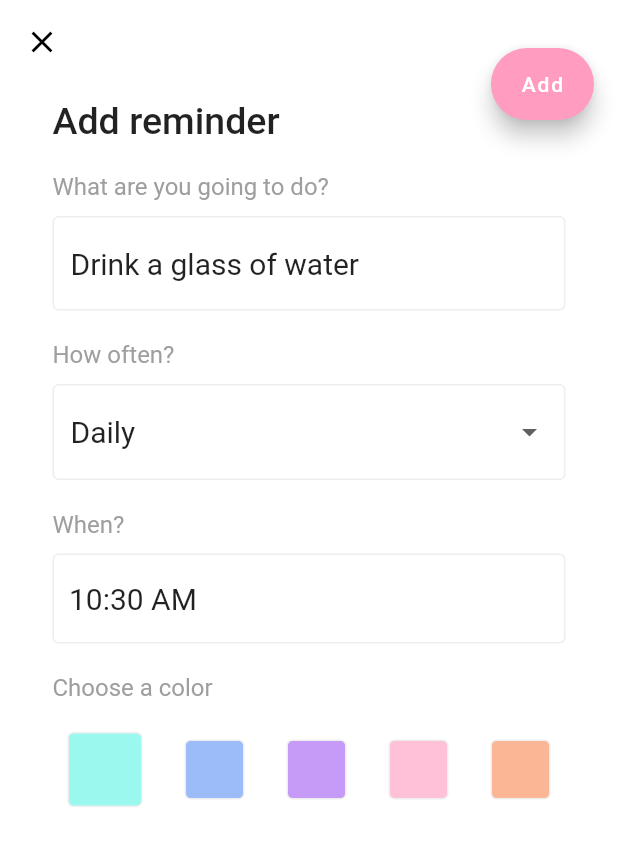
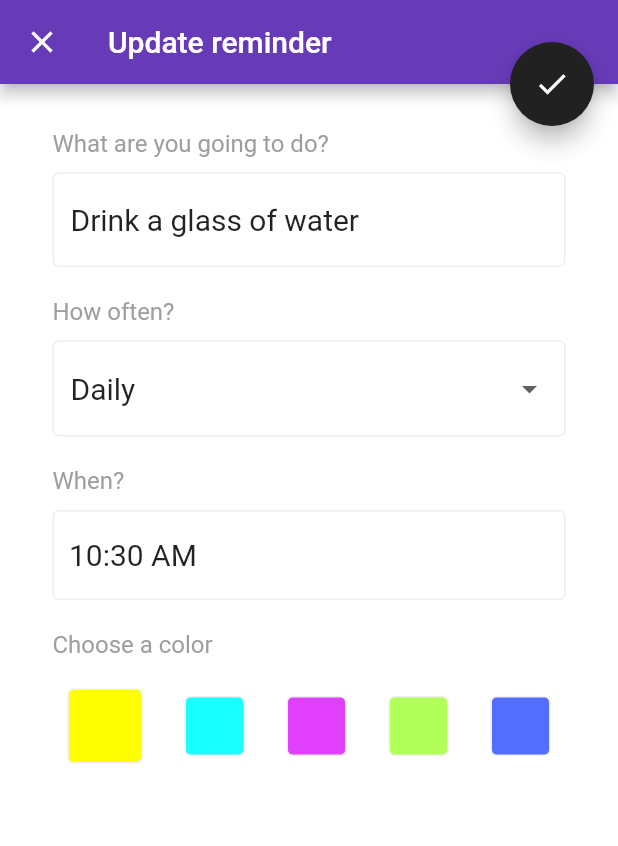
Before and after one commit to pr-Mais/reminders_app, a Flutter app: the screen it shows after launch, after a tap on the "edit" icon, on a phone screen of 412 x 824 dp. Shown: the top 846 px of the screen. Run offline on Flutter 3.47's test engine with Material 2 defaults, Android fonts, the phone set to English and light mode, and no system bars.

Commit message:
fixing theme

```diff
--- a/lib/app/app.dart
+++ b/lib/app/app.dart
@@ -1,5 +1,4 @@
 import 'package:flutter/material.dart';
-import 'package:reminders_app/constant/colors.dart';
 
 import 'pages/home.dart';
 
@@ -8,13 +7,12 @@ class ReminderApp extends StatelessWidget {
   Widget build(BuildContext context) {
     return MaterialApp(
       title: 'My Reminder',
+      debugShowCheckedModeBanner: false,
       theme: ThemeData(
-        primaryColor: Color(PRIMARY_COLOR),
         canvasColor: Colors.white,
-        floatingActionButtonTheme: FloatingActionButtonThemeData(
-          backgroundColor: Color(PRIMARY_COLOR),
-        ),
-        splashColor: Colors.grey[200],
+        primarySwatch: Colors.deepPurple,
+        floatingActionButtonTheme: FloatingActionButtonThemeData(backgroundColor: Colors.grey[900]),
+        splashColor: Colors.white12,
         highlightColor: Colors.transparent,
         inputDecorationTheme: InputDecorationTheme(
           border: OutlineInputBorder(),
--- a/lib/app/pages/home.dart
+++ b/lib/app/pages/home.dart
@@ -49,11 +49,7 @@ class _HomeState extends State<Home> with SingleTickerProviderStateMixin {
           MorePage(),
         ],
       ),
-      floatingActionButtonLocation: FloatingActionButtonLocation.endTop,
-      floatingActionButton: FloatingActionButton(
-        onPressed: () {},
-        child: Icon(Icons.add),
-      ),
+
       bottomNavigationBar: BottomNavigationBar(
         iconSize: 35,
         currentIndex: index,
--- a/lib/app/pages/tabs/reminders.dart
+++ b/lib/app/pages/tabs/reminders.dart
@@ -15,18 +15,20 @@ class _RemindersPageState extends State<RemindersPage> {
   Widget build(BuildContext context) {
     return Scaffold(
       appBar: AppBar(
-        elevation: 0.0,
-        backgroundColor: Colors.transparent,
         title: Text(
           "My reminders",
-          style: TextStyle(
-            fontWeight: FontWeight.w500,
-            fontSize: 25,
-          ),
         ),
       ),
+      floatingActionButtonLocation: FloatingActionButtonLocation.endTop,
+      floatingActionButton: FloatingActionButton(
+        onPressed: () {},
+        child: Icon(Icons.add),
+      ),
       body: ListView.builder(
-        padding: EdgeInsets.all(15),
+        padding: EdgeInsets.symmetric(
+          vertical: 40,
+          horizontal: 20,
+        ),
         itemCount: modalData.length,
         itemBuilder: (context, index) {
           return ReminderListItem(
--- a/lib/app/pages/update_reminder.dart
+++ b/lib/app/pages/update_reminder.dart
@@ -35,13 +35,14 @@ class _UpdateReminderPageState extends State<UpdateReminderPage> {
   Widget build(BuildContext context) {
     return Scaffold(
       appBar: AppBar(
-        elevation: 0.0,
-        backgroundColor: Colors.transparent,
+        title: Text(
+          _controller.text.isEmpty ? "Add reminder" : "Update reminder",
+        ),
       ),
       floatingActionButtonLocation: FloatingActionButtonLocation.endTop,
-      floatingActionButton: FloatingActionButton.extended(
-        onPressed: _addReminder,
-        label: Text("Add"),
+      floatingActionButton: FloatingActionButton(
+        onPressed: () {},
+        child: Icon(Icons.done),
       ),
       body: Padding(
         padding: const EdgeInsets.symmetric(
@@ -51,13 +52,6 @@ class _UpdateReminderPageState extends State<UpdateReminderPage> {
         child: Column(
           crossAxisAlignment: CrossAxisAlignment.start,
           children: [
-            Text(
-              "Add reminder",
-              style: TextStyle(
-                fontWeight: FontWeight.w500,
-                fontSize: 25,
-              ),
-            ),
             SizedBox(height: 20),
             _inputLabel("What are you going to do?"),
             SizedBox(height: 10),
@@ -163,7 +157,7 @@ class _UpdateReminderPageState extends State<UpdateReminderPage> {
               child: Row(
                 mainAxisAlignment: MainAxisAlignment.spaceBetween,
                 children: [
-                  for (int color in REMINDER_COLOR) _colorSquare(color)
+                  for (Color color in REMINDER_COLOR) _colorSquare(color)
                 ],
               ),
             ),
@@ -173,12 +167,11 @@ class _UpdateReminderPageState extends State<UpdateReminderPage> {
     );
   }
 
-  Widget _colorSquare(int colorCode) {
+  Widget _colorSquare(Color color) {
     return GestureDetector(
       onTap: () {
-        print(colorCode);
         setState(() {
-          reminder.color = colorCode;
+          reminder.color = color;
         });
       },
       child: AnimatedContainer(
@@ -186,10 +179,10 @@ class _UpdateReminderPageState extends State<UpdateReminderPage> {
         decoration: BoxDecoration(
           border: Border.all(color: Colors.grey[200]),
           borderRadius: BorderRadius.circular(4.0),
-          color: Color(colorCode),
+          color: color,
         ),
-        height: reminder.color == colorCode ? 50 : 40,
-        width: reminder.color == colorCode ? 50 : 40,
+        height: reminder.color == color ? 50 : 40,
+        width: reminder.color == color ? 50 : 40,
       ),
     );
   }
--- a/lib/components/reminder_list_item.dart
+++ b/lib/components/reminder_list_item.dart
@@ -106,7 +106,7 @@ class ReminderListItem extends StatelessWidget {
                 children: [
                   Container(
                     decoration: BoxDecoration(
-                      color: Color(reminder.color),
+                      color: reminder.color,
                       borderRadius: BorderRadius.only(
                           bottomLeft: Radius.circular(radius),
                           topLeft: Radius.circular(radius)),
--- a/lib/constant/colors.dart
+++ b/lib/constant/colors.dart
@@ -1,10 +1,10 @@
 
-const List<int> REMINDER_COLOR = [
-  0xFF9BF8EF,
-  0xFF9BBCF8,
-  0xFFC69BF8,
-  0xFFFFC1D7,
-  0xFFFAB695,
+ import 'package:flutter/material.dart';
+
+List<Color> REMINDER_COLOR = [
+  Colors.yellowAccent,
+  Colors.cyanAccent,
+  Colors.purpleAccent,
+  Colors.lightGreenAccent,
+  Colors.indigoAccent,
 ];
-
-const int PRIMARY_COLOR = 0XFFFF9CBF;
--- a/lib/model/reminder.dart
+++ b/lib/model/reminder.dart
@@ -1,7 +1,7 @@
 import 'package:flutter/material.dart';
 
 class Reminder {
-  int color;
+  Color color;
   String content;
   TimeOfDay time;
   Repeat repeat;
```
